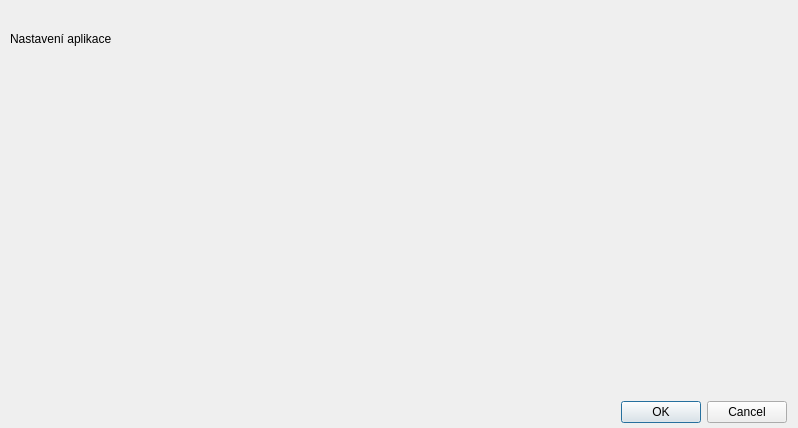
First picture: the form in resources/ui/SettingsWindow.ui, repository SonGokussj4/PySide2-Boilerplate, before the edit.
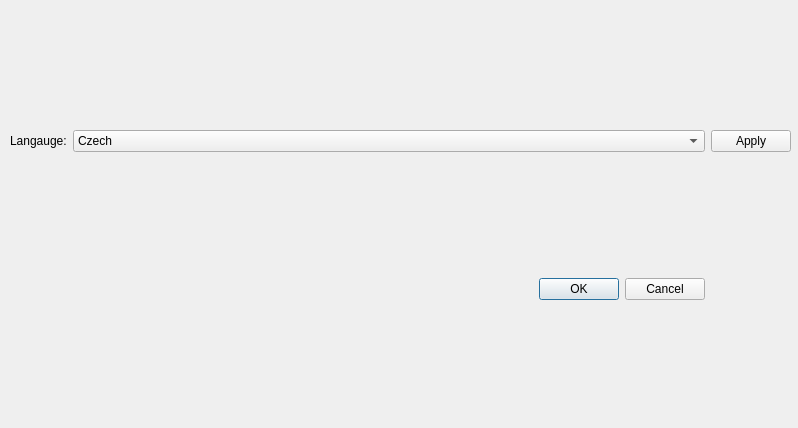
Second picture: the form after the edit.

Commit message: Add new SettingsWindow with some behaviour

```diff
--- a/resources/ui/SettingsWindow.ui
+++ b/resources/ui/SettingsWindow.ui
@@ -13,31 +13,60 @@
   <property name="windowTitle">
    <string>Settings</string>
   </property>
-  <widget class="QLabel" name="label">
+  <widget class="QWidget" name="gridLayoutWidget">
    <property name="geometry">
     <rect>
      <x>10</x>
-     <y>30</y>
-     <width>321</width>
-     <height>18</height>
+     <y>10</y>
+     <width>781</width>
+     <height>411</height>
     </rect>
    </property>
-   <property name="text">
-    <string>Nastavení aplikace</string>
-   </property>
-  </widget>
-  <widget class="QDialogButtonBox" name="buttonBox">
-   <property name="geometry">
-    <rect>
-     <x>620</x>
-     <y>400</y>
-     <width>167</width>
-     <height>24</height>
-    </rect>
-   </property>
-   <property name="standardButtons">
-    <set>QDialogButtonBox::Cancel|QDialogButtonBox::Ok</set>
-   </property>
+   <layout class="QGridLayout" name="gridLayout">
+    <property name="sizeConstraint">
+     <enum>QLayout::SetDefaultConstraint</enum>
+    </property>
+    <item row="1" column="1">
+     <widget class="QDialogButtonBox" name="buttonBox">
+      <property name="standardButtons">
+       <set>QDialogButtonBox::Cancel|QDialogButtonBox::Ok</set>
+      </property>
+     </widget>
+    </item>
+    <item row="0" column="1">
+     <widget class="QComboBox" name="cboSelectLanguage">
+      <item>
+       <property name="text">
+        <string>Czech</string>
+       </property>
+      </item>
+      <item>
+       <property name="text">
+        <string>English</string>
+       </property>
+      </item>
+      <item>
+       <property name="text">
+        <string>France</string>
+       </property>
+      </item>
+     </widget>
+    </item>
+    <item row="0" column="0">
+     <widget class="QLabel" name="label">
+      <property name="text">
+       <string>Langauge:</string>
+      </property>
+     </widget>
+    </item>
+    <item row="0" column="2">
+     <widget class="QPushButton" name="btnApplyLanguage">
+      <property name="text">
+       <string>Apply</string>
+      </property>
+     </widget>
+    </item>
+   </layout>
   </widget>
  </widget>
  <resources/>
```
The commit also changes 11 other files.
